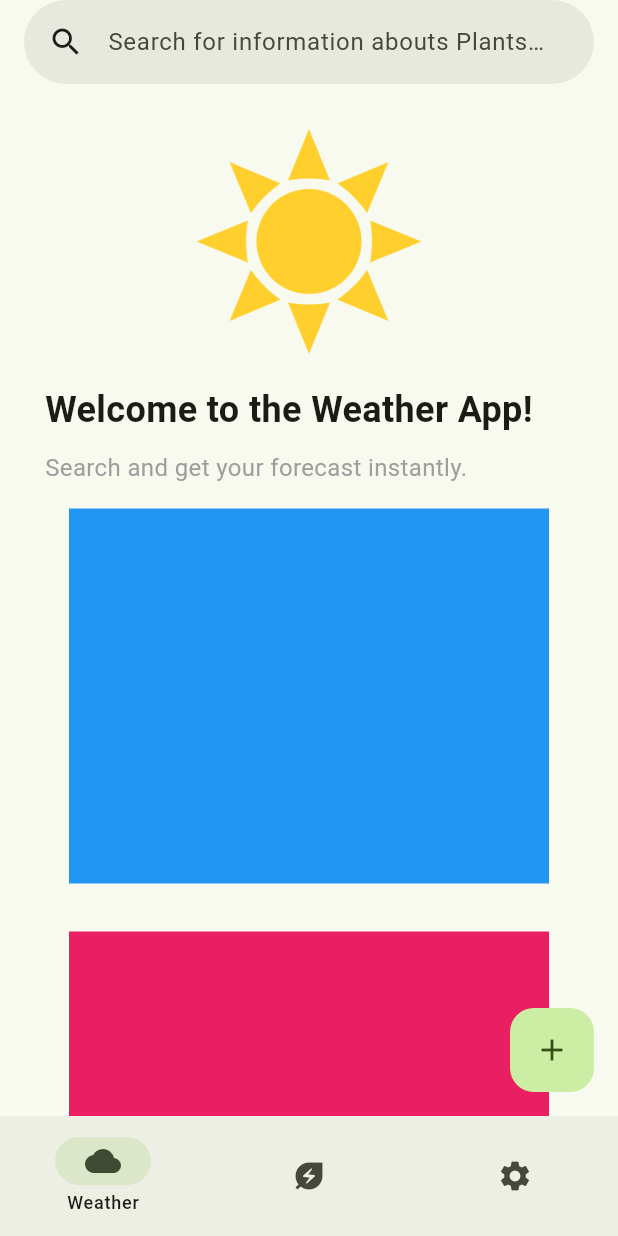
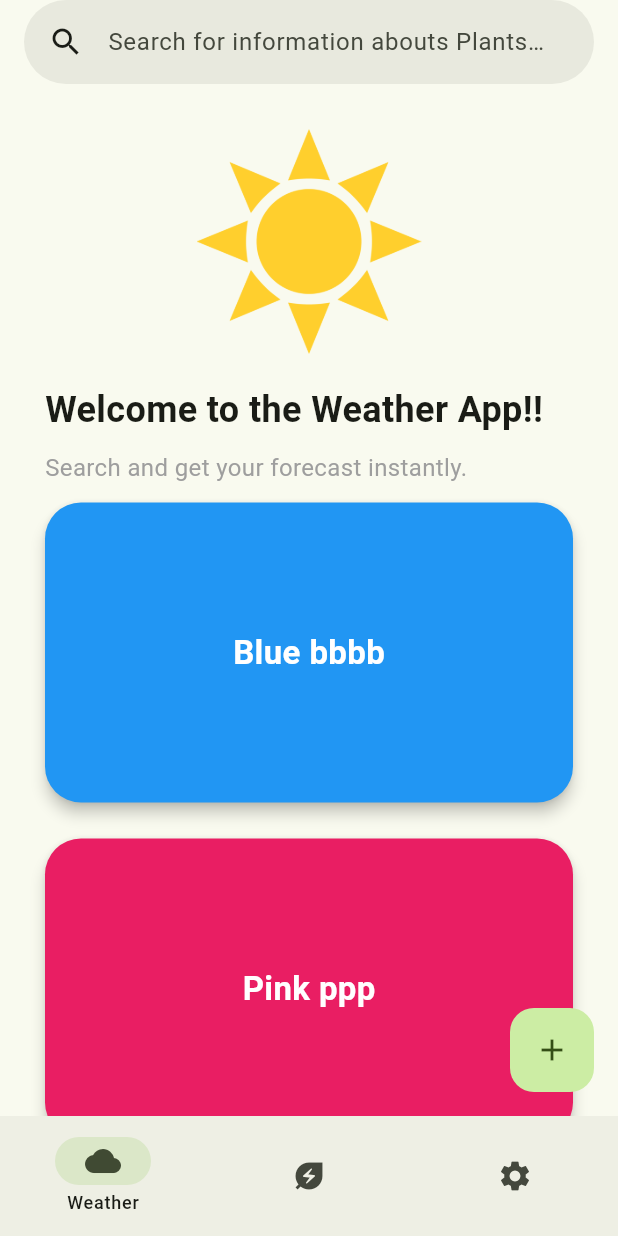
Before and after one commit to AaravBhatt1/weather_app, a Flutter app: the screen it shows after launch, on a phone screen of 412 x 824 dp. Run offline on Flutter 3.47's test engine with Material 3 defaults, Android fonts, the phone set to English and light mode, and no system bars; our stand-ins replace freezed_annotation, hive, hive_flutter; accounts and stored records are empty.

Commit message:
made widgets in weather page better looking and reordable

```diff
--- a/lib/Pages/weatherpage.dart
+++ b/lib/Pages/weatherpage.dart
@@ -8,49 +8,84 @@ class WeatherPage extends StatefulWidget {
 }
 
 class _WeatherPageState extends State<WeatherPage> {
+  final List<Map<String, dynamic>> items = [
+    {'key': 'blue', 'color': Colors.blue, 'label': 'Blue bbbb'},
+    {'key': 'pink', 'color': Colors.pink, 'label': 'Pink ppp'},
+    {'key': 'yellow', 'color': Colors.yellow, 'label': 'Yellow yyyy'},
+    {'key': 'red', 'color': Colors.red, 'label': 'Red rrrr'},
+  ];
+
   @override
   Widget build(BuildContext context) {
     return Scaffold(
-      body: ListView(
+      body: ReorderableListView(
         padding: const EdgeInsets.all(30),
+        onReorder: (oldIndex, newIndex) {
+          setState(() {
+            // Skip static top widgets (0, 1, 2, 3)
+            const staticCount = 4;
+            if (oldIndex < staticCount || newIndex <= staticCount) return;
+
+            final item = items.removeAt(oldIndex - staticCount);
+            items.insert(newIndex - staticCount, item);
+          });
+        },
         children: [
-          Image.asset(
-            'assets/sun.png',
-            key: const ValueKey('sun'),
+          const Image(
+            key: ValueKey('sun'),
+            image: AssetImage('assets/sun.png'),
             width: 150,
             height: 150,
             fit: BoxFit.contain,
           ),
-          const SizedBox(height: 20, key: ValueKey('box1')),
+          const SizedBox(
+            key: ValueKey('spacer1'),
+            height: 20,
+          ),
           const Text(
-            'Welcome to the Weather App!',
-            key: ValueKey('text1'),
-            style: TextStyle(
-              fontSize: 24,
-              fontWeight: FontWeight.bold
-              ),
+            'Welcome to the Weather App!!',
+            key: ValueKey('welcome'),
+            style: TextStyle(fontSize: 24, fontWeight: FontWeight.bold),
           ),
-          const SizedBox(height: 10, key: ValueKey('box2')),
+          const SizedBox(
+            key: ValueKey('spacer2'),
+            height: 10,
+          ),
           const Text(
             'Search and get your forecast instantly.',
-            key: ValueKey('text2'),
-            style: TextStyle(                fontSize: 16,
-              color: Colors.grey,
-            ),
+            key: ValueKey('subtitle'),
+            style: TextStyle(fontSize: 16, color: Colors.grey),
           ),
 
-          Container(height: 250, color: Colors.blue,  margin: const EdgeInsets.all(16)),
-          Container(height: 250, color: Colors.pink, margin: const EdgeInsets.all(16)),
-          Container(height: 250, color: Colors.yellow, margin: const EdgeInsets.all(16)),
-          Container(height: 250, color: Colors.red, margin: const EdgeInsets.all(16)),
-
-
+          // Now the reorderable cards
+          for (var item in items)
+            Card(
+              key: ValueKey(item['key']),
+              shape: RoundedRectangleBorder(
+                borderRadius: BorderRadius.circular(24),
+              ),
+              elevation: 4,
+              color: item['color'],
+              margin: const EdgeInsets.symmetric(vertical: 12),
+              child: SizedBox(
+                height: 200,
+                child: Center(
+                  child: Text(
+                    item['label'],
+                    style: const TextStyle(
+                      color: Colors.white,
+                      fontSize: 22,
+                      fontWeight: FontWeight.bold,
+                    ),
+                  ),
+                ),
+              ),
+            ),
         ],
-
       ),
       floatingActionButton: FloatingActionButton(
         onPressed: () {
-          // You can add logic to add a new city
+          // TODO: add new cards
         },
         child: const Icon(Icons.add),
       ),
```
Also changed, not shown: lib/Pages/settingspage.dart (added), pubspec.lock, 3 other files.
